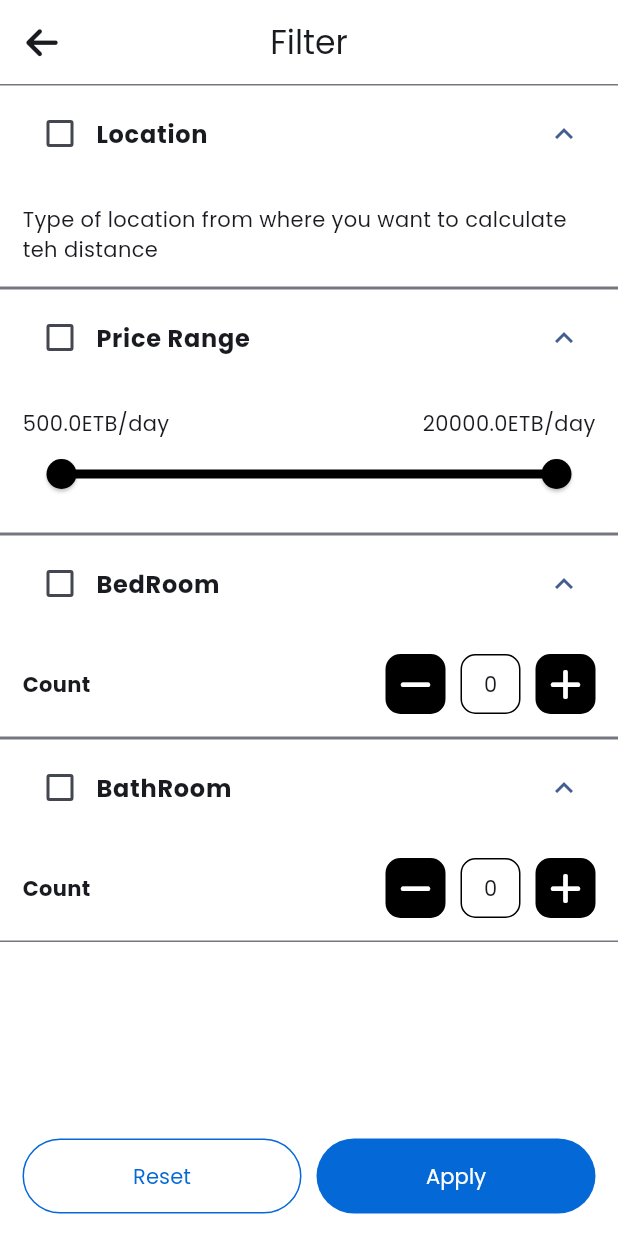
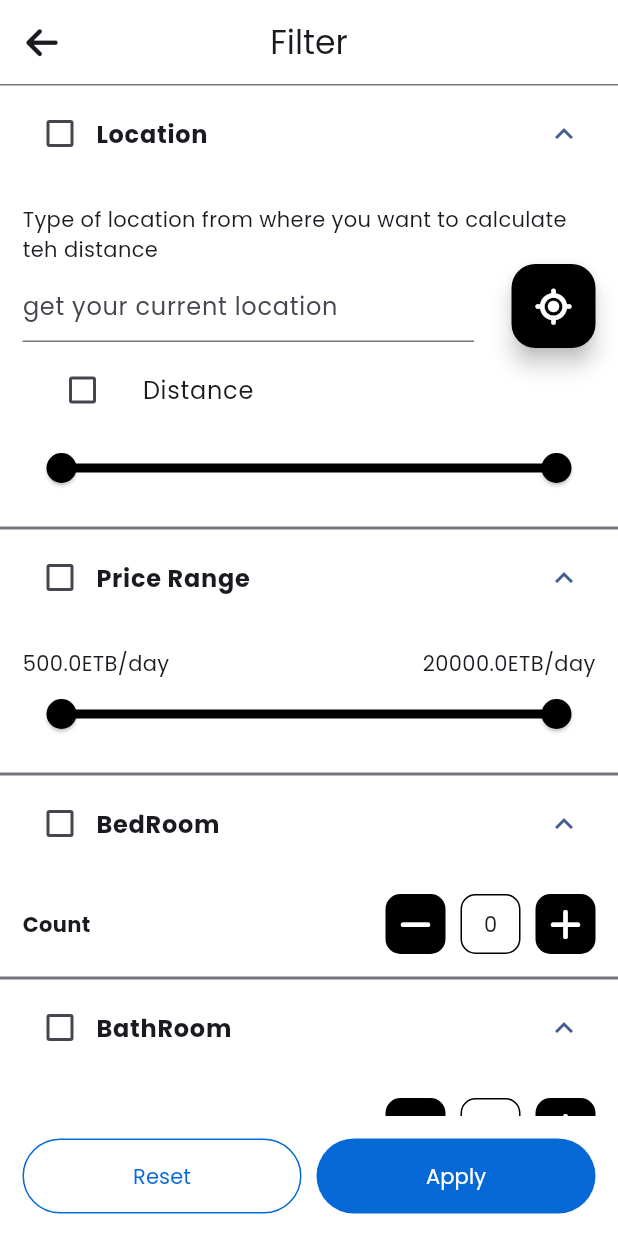
Before and after one commit to AmanuelDemelash/beit_rent, a Flutter app: the FilterView screen opened by its route, after a tap on "Location", on a phone screen of 412 x 824 dp. Run offline on Flutter 3.47's test engine with Material 3 defaults, Android fonts, the phone set to English and light mode, and no system bars; our stand-ins replace cached_network_image, carousel_indicator, carousel_slider, connectivity_plus, country_code_picker, font_awesome_flutter and 6 more; accounts and stored records are empty; network calls fail.

Commit message:
some changes

```diff
--- a/lib/app/modules/auth/controllers/auth_controller.dart
+++ b/lib/app/modules/auth/controllers/auth_controller.dart
@@ -29,6 +29,7 @@ class AuthController extends GetxController {
         isLoginLoading.value=false;
       Get.offAllNamed(Routes.HOME);
       }else{
+        print(result.statusCode);
         isLoginLoading.value=false;
         Get.rawSnackbar(title: 'error',message: result.body['message'],backgroundColor:Colors.redAccent);
       }
--- a/lib/app/modules/home/controllers/home_controller.dart
+++ b/lib/app/modules/home/controllers/home_controller.dart
@@ -12,7 +12,7 @@ class HomeController extends GetxController {
   Rx<List<Property>> allProperty = RxList<Property>().obs;
   Rx<List<Property>> searchedProperty = RxList<Property>().obs;
 
-  RxBool isSearch=false.obs;
+  RxBool isSearch = false.obs;
 
   RxInt bottomNavIndex = 0.obs;
   RxInt carouselIndex = 0.obs;
@@ -21,19 +21,20 @@ class HomeController extends GetxController {
   Rx<Customer> customer = Customer().obs;
 
   late Box _boxFavorite;
-  RxList<dynamic> allFavorite=RxList<dynamic>();
+  RxList<dynamic> allFavorite = RxList<dynamic>();
 
   //filte
   Rx<RangeValues> rangeValues = RangeValues(500, 20000).obs;
-  RxInt bedRoomCount=0.obs;
-  RxInt bathRoomCount=0.obs;
+  Rx<RangeValues> distanceRangeValues = RangeValues(1, 10).obs;
+  RxInt bedRoomCount = 0.obs;
+  RxInt bathRoomCount = 0.obs;
 
   @override
   void onInit() {
     super.onInit();
     getCustomer();
     getAllProperty();
-    _boxFavorite=Hive.box('favorite');
+    _boxFavorite = Hive.box('favorite');
   }
 
   Future<void> getAllProperty() async {
@@ -75,25 +76,38 @@ class HomeController extends GetxController {
     }
   }
 
-  Future<void> addFavorite(Property property)async{
-    _boxFavorite.put(property.name!,{"id":property.id,"image":property.image![0],"name":property.name,"address":property.absoluteLocation!.address,"price":property.price});
-    Get.rawSnackbar(message: "Successfully added to saved!",backgroundColor: ColorConstant.primaryColor);
+  Future<void> addFavorite(Property property) async {
+    _boxFavorite.put(property.name!, {
+      "id": property.id,
+      "image": property.image![0],
+      "name": property.name,
+      "address": property.absoluteLocation!.address,
+      "price": property.price
+    });
+    Get.rawSnackbar(
+        message: "Successfully added to saved!",
+        backgroundColor: ColorConstant.primaryColor);
   }
-  Future<void> deleteFavorite(Property property)async{
+
+  Future<void> deleteFavorite(Property property) async {
     _boxFavorite.delete(property.name!);
-    Get.rawSnackbar(message: "Removed from saved!",backgroundColor: ColorConstant.primaryColor);
+    Get.rawSnackbar(
+        message: "Removed from saved!",
+        backgroundColor: ColorConstant.primaryColor);
   }
-  bool checkFavorite(String name){
+
+  bool checkFavorite(String name) {
     return _boxFavorite.containsKey(name);
   }
-  Future<void> getFavorites()async{
+
+  Future<void> getFavorites() async {
     allFavorite.clear();
-    var favorites= _boxFavorite.values.toList();
+    var favorites = _boxFavorite.values.toList();
     allFavorite.addAll(favorites.toList());
   }
-  Future<void> clearFavorites()async{
+
+  Future<void> clearFavorites() async {
     _boxFavorite.clear();
     allFavorite.clear();
   }
-
 }
--- a/lib/app/modules/home/views/filter_view.dart
+++ b/lib/app/modules/home/views/filter_view.dart
@@ -37,19 +37,62 @@ class FilterView extends GetView<HomeController> {
                     ],
                   ),
                   childrenPadding: const EdgeInsets.all(15),
-                  children: const [
-                    Text(
+                  children: [
+                    const Text(
                         "Type of location from where you want to calculate teh distance"),
+                    Row(
+                      children: [
+                        const Expanded(
+                            child: TextField(
+                          decoration: InputDecoration(
+                              hintText: "get your current location"),
+                        )),
+                        const SizedBox(
+                          width: 25,
+                        ),
+                        FloatingActionButton(
+                          backgroundColor: Colors.black,
+                          onPressed: () {},
+                          child: const FaIcon(
+                            FontAwesomeIcons.locationCrosshairs,
+                            color: Colors.white,
+                          ),
+                        )
+                      ],
+                    ),
+                    ListTile(
+                      leading: Checkbox.adaptive(
+                        value: false,
+                        onChanged: (value) {},
+                      ),
+                      title: const Text("Distance"),
+                    ),
+                    Obx(() => RangeSlider(
+                          values: controller.distanceRangeValues.value,
+                          labels: RangeLabels(
+                              "${controller.distanceRangeValues.value.start}",
+                              "${controller.distanceRangeValues.value.end}"),
+                          activeColor: Colors.black,
+                          inactiveColor: Colors.grey,
+                          min: 1,
+                          max: 10,
+                          divisions: 1,
+                          onChanged: (value) {
+                            controller.distanceRangeValues.value = value;
+                          },
+                        )),
                   ],
                 ),
                 ExpansionTile(
                   initiallyExpanded: true,
                   title: Row(
                     children: [
-                      Obx(() => Checkbox.adaptive(
-                        value:controller.rangeValues.value.end<20000,
+                      Obx(
+                        () => Checkbox.adaptive(
+                          value: controller.rangeValues.value.end < 20000,
                           onChanged: (value) {},
-                      ),),
+                        ),
+                      ),
                       const Text(
                         "Price Range",
                         style: TextStyle(fontWeight: FontWeight.bold),
@@ -87,10 +130,12 @@ class FilterView extends GetView<HomeController> {
                   initiallyExpanded: true,
                   title: Row(
                     children: [
-                     Obx(() => Checkbox.adaptive(
-                        value:controller.bedRoomCount.value>0,
+                      Obx(
+                        () => Checkbox.adaptive(
+                          value: controller.bedRoomCount.value > 0,
                           onChanged: (value) {},
-                      ),),
+                        ),
+                      ),
                       const Text(
                         "BedRoom",
                         style: TextStyle(fontWeight: FontWeight.bold),
@@ -110,7 +155,7 @@ class FilterView extends GetView<HomeController> {
                           children: [
                             GestureDetector(
                               onTap: () {
-                                if(controller.bedRoomCount.value!=0){
+                                if (controller.bedRoomCount.value != 0) {
                                   controller.bedRoomCount.value--;
                                 }
                               },
@@ -128,18 +173,22 @@ class FilterView extends GetView<HomeController> {
                                 ),
                               ),
                             ),
-                            Obx(() =>Container(
+                            Obx(
+                              () => Container(
                                 width: 40,
                                 height: 40,
                                 margin:
                                     const EdgeInsets.only(left: 10, right: 10),
                                 decoration: BoxDecoration(
                                     color: Colors.white,
-                                  border:
-                                      Border.all(color: Colors.black, width: 1),
+                                    border: Border.all(
+                                        color: Colors.black, width: 1),
                                     borderRadius: BorderRadius.circular(10)),
-                              child: Center(child: Text(controller.bedRoomCount.value.toString())),
-                            ),),
+                                child: Center(
+                                    child: Text(controller.bedRoomCount.value
+                                        .toString())),
+                              ),
+                            ),
                             GestureDetector(
                               onTap: () => controller.bedRoomCount.value++,
                               child: Container(
@@ -166,10 +215,12 @@ class FilterView extends GetView<HomeController> {
                   initiallyExpanded: true,
                   title: Row(
                     children: [
-                      Obx(() =>Checkbox.adaptive(
-                        value:controller.bathRoomCount.value>0,
+                      Obx(
+                        () => Checkbox.adaptive(
+                          value: controller.bathRoomCount.value > 0,
                           onChanged: (value) {},
-                      ),),
+                        ),
+                      ),
                       const Text(
                         "BathRoom",
                         style: TextStyle(fontWeight: FontWeight.bold),
@@ -189,7 +240,7 @@ class FilterView extends GetView<HomeController> {
                           children: [
                             GestureDetector(
                               onTap: () {
-                                if(controller.bathRoomCount.value!=0){
+                                if (controller.bathRoomCount.value != 0) {
                                   controller.bathRoomCount.value--;
                                 }
                               },
@@ -207,18 +258,22 @@ class FilterView extends GetView<HomeController> {
                                 ),
                               ),
                             ),
-                           Obx(() => Container(
+                            Obx(
+                              () => Container(
                                 width: 40,
                                 height: 40,
                                 margin:
                                     const EdgeInsets.only(left: 10, right: 10),
                                 decoration: BoxDecoration(
                                     color: Colors.white,
-                                  border:
-                                      Border.all(color: Colors.black, width: 1),
+                                    border: Border.all(
+                                        color: Colors.black, width: 1),
                                     borderRadius: BorderRadius.circular(10)),
-                              child: Center(child: Text(controller.bathRoomCount.value.toString())),
-                            ),),
+                                child: Center(
+                                    child: Text(controller.bathRoomCount.value
+                                        .toString())),
+                              ),
+                            ),
                             GestureDetector(
                               onTap: () => controller.bathRoomCount.value++,
                               child: Container(
@@ -252,9 +307,10 @@ class FilterView extends GetView<HomeController> {
                   Expanded(
                     child: ElevatedButton(
                         onPressed: () {
-                          controller.rangeValues.value=RangeValues(500, 20000);
-                          controller.bedRoomCount.value=0;
-                          controller.bathRoomCount.value=0;
+                          controller.rangeValues.value =
+                              RangeValues(500, 20000);
+                          controller.bedRoomCount.value = 0;
+                          controller.bathRoomCount.value = 0;
                         },
                         style: ElevatedButton.styleFrom(
                             padding: const EdgeInsets.all(15),
--- a/pubspec.yaml
+++ b/pubspec.yaml
@@ -47,6 +47,7 @@ dependencies:
   intl: ^0.19.0
   hive: ^2.2.3
   hive_flutter: ^1.1.0
+  connectivity_plus: ^6.0.5
 
 dev_dependencies:
   flutter_test:
```
Also changed, not shown: lib/app/controllers/global_controller.dart (+26 -6 lines), lib/app/data/providers/api_provider.dart (+8 -9 lines), pubspec.lock, 3 other files. Lines whose indentation alone changed are shown as unchanged.
